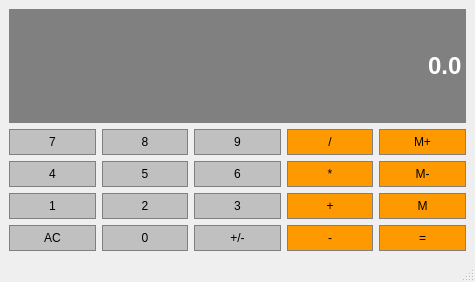
This is Calculator/Calculator/calculator.ui in EthanPui/QT-Learning as Qt 5 draws it before an edit. The edited form follows.
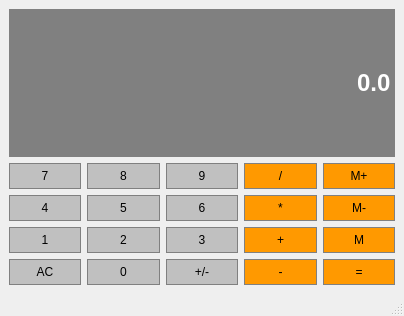
This is the edited form.

The edit to the form file:
```diff
--- a/Calculator/Calculator/calculator.ui
+++ b/Calculator/Calculator/calculator.ui
@@ -6,8 +6,8 @@
    <rect>
     <x>0</x>
     <y>0</y>
-    <width>475</width>
-    <height>282</height>
+    <width>404</width>
+    <height>316</height>
    </rect>
   </property>
   <property name="sizePolicy">
```
Left out of the diff: 2 changed lines with no effect on the pictures.
